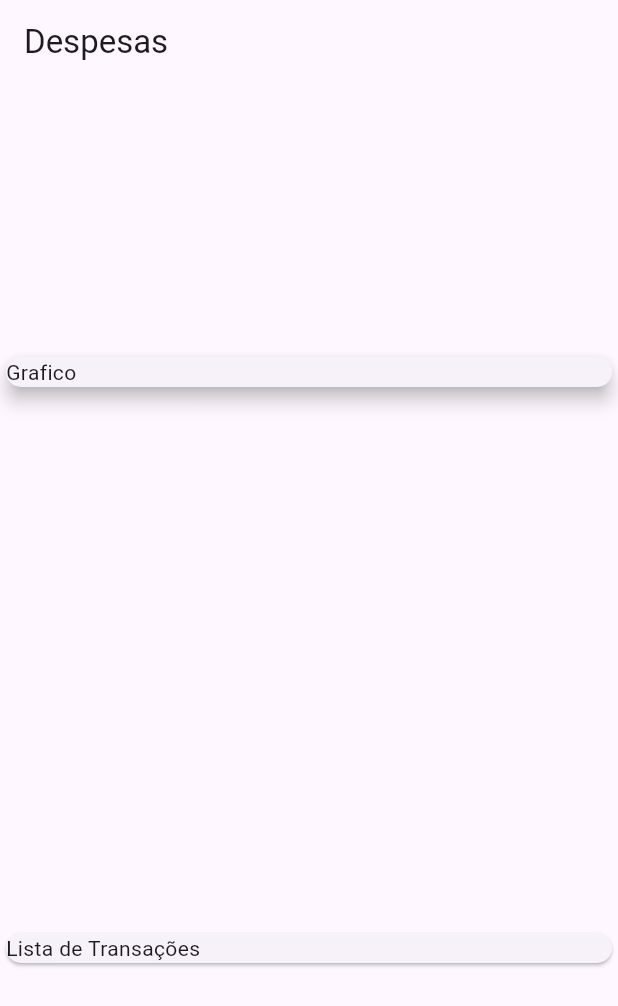
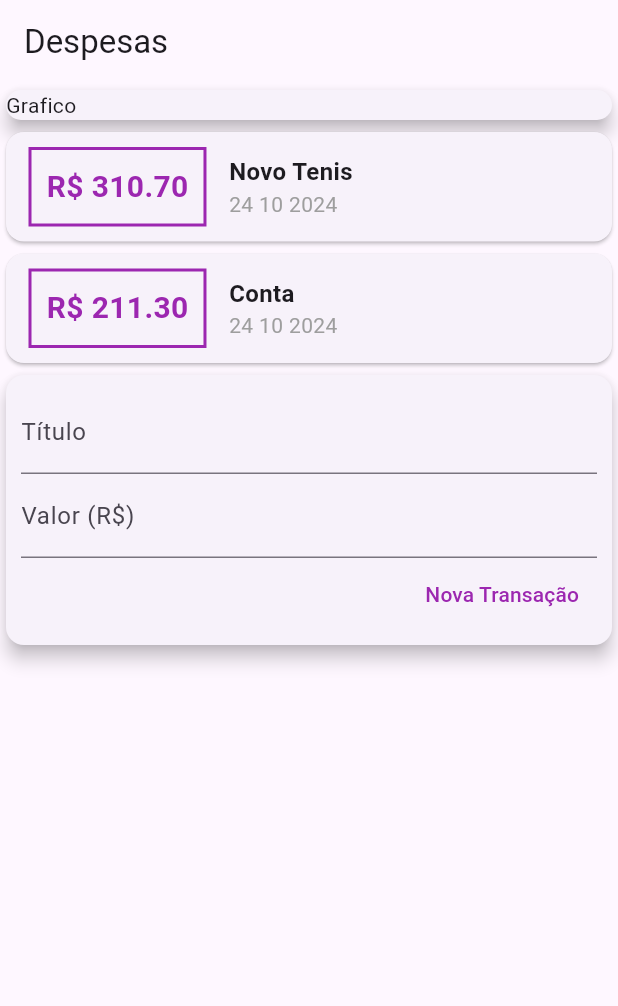
Before and after one commit to JoaoChi/GestaoGastos, a Flutter app: the screen it shows after launch, on a phone screen of 412 x 824 dp. Shown: the top 1006 px of the screen. Run offline on Flutter 3.47's test engine with Material 3 defaults, Android fonts, the phone set to English and light mode, and no system bars.

Commit message:
Pegando valores com textFields e salvando em variaveis

```diff
--- a/lib/main.dart
+++ b/lib/main.dart
@@ -1,5 +1,6 @@
 import 'package:flutter/material.dart';
 import 'package:gestao/models/transaction.dart';
+import 'package:intl/intl.dart';
 
 main() => runApp(ExpenseApp());
 
@@ -15,6 +16,9 @@ class ExpenseApp extends StatelessWidget {
 }
 
 class Homepage extends StatelessWidget {
+  final titleController = TextEditingController();
+  final valueController = TextEditingController();
+
   final _transactions = [
     Transaction(
       id: 't1',
@@ -37,7 +41,6 @@ class Homepage extends StatelessWidget {
           title: Text('Despesas '),
         ),
         body: Column(
-          mainAxisAlignment: MainAxisAlignment.spaceAround,
           crossAxisAlignment: CrossAxisAlignment.stretch,
           children: <Widget>[
             Container(
@@ -47,8 +50,88 @@ class Homepage extends StatelessWidget {
                 elevation: 5,
               ),
             ),
+            Column(
+              children: _transactions.map((tr) {
+                return Card(
+                  child: Row(
+                    children: <Widget>[
+                      Container(
+                        margin: EdgeInsets.symmetric(
+                          horizontal: 15,
+                          vertical: 10,
+                        ),
+                        decoration: BoxDecoration(
+                            border: Border.all(
+                          color: Colors.purple,
+                          width: 2,
+                        )),
+                        padding: EdgeInsets.all(10),
+                        child: Text(
+                          'R\$ ${tr.value.toStringAsFixed(2)}',
+                          style: TextStyle(
+                            fontWeight: FontWeight.bold,
+                            fontSize: 20,
+                            color: Colors.purple,
+                          ),
+                        ),
+                      ),
+                      Column(
+                        crossAxisAlignment: CrossAxisAlignment.start,
+                        children: <Widget>[
+                          Text(
+                            tr.title,
+                            style: TextStyle(
+                                fontSize: 16, fontWeight: FontWeight.bold),
+                          ),
+                          Text(
+                            DateFormat('d MM y').format(tr.date),
+                            style: TextStyle(
+                              color: Colors.grey,
+                            ),
+                          ),
+                        ],
+                      )
+                    ],
+                  ),
+                );
+              }).toList(),
+            ),
             Card(
-              child: Text('Lista de Transações'),
+              elevation: 5,
+              child: Padding(
+                padding: const EdgeInsets.all(10),
+                child: Column(
+                  children: <Widget>[
+                    TextField(
+                      controller: titleController,
+                      decoration: InputDecoration(
+                        labelText: 'Título',
+                      ),
+                    ),
+                    TextField(
+                      controller: valueController,
+                      decoration: InputDecoration(
+                        labelText: 'Valor (R\$)',
+                      ),
+                    ),
+                    Row(
+                      mainAxisAlignment: MainAxisAlignment.end,
+                      children: <Widget>[
+                        TextButton(
+                          onPressed: () {
+                            print(titleController.text);
+                            print(valueController.text);
+                          },
+                          child: Text(
+                            'Nova Transação',
+                            style: TextStyle(color: Colors.purple),
+                          ),
+                        ),
+                      ],
+                    )
+                  ],
+                ),
+              ),
             )
           ],
         ));
--- a/pubspec.yaml
+++ b/pubspec.yaml
@@ -30,7 +30,7 @@ environment:
 dependencies:
   flutter:
     sdk: flutter
-
+  intl: ^0.17.0
 
   # The following adds the Cupertino Icons font to your application.
   # Use with the CupertinoIcons class for iOS style icons.
```
Also changed, not shown: pubspec.lock.
